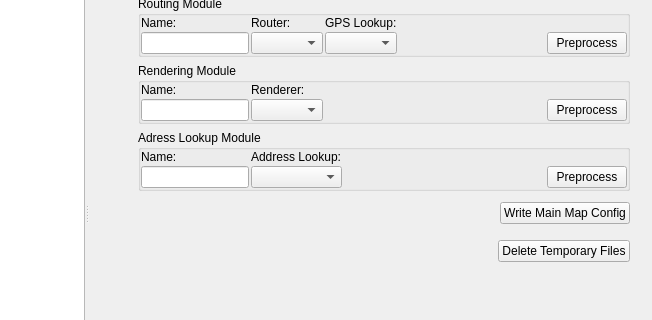
shentok/MoNav, file preprocessor/preprocessingwindow.ui: the form before one commit; both pictures show x 182 to 834 and y 93 to 413 of the 834 by 612 pixel window.
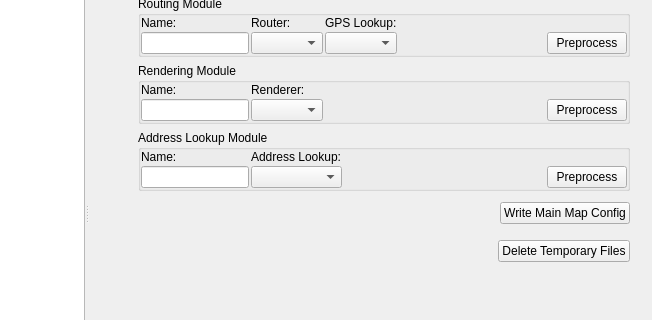
The form after the commit. The open tabs and pages were chosen to show the change. Icons and pictures are not drawn.

Commit message: fix typos in source code ---  preprocessor/preprocessingwindow.ui |    2 +-  utils/commandlineparser.cpp         |    2 +-  2 files changed, 2 insertions(+), 2 deletions(-)

```diff
--- a/preprocessor/preprocessingwindow.ui
+++ b/preprocessor/preprocessingwindow.ui
@@ -555,7 +555,7 @@
          <item row="3" column="1">
           <widget class="QGroupBox" name="groupBox_4">
            <property name="title">
-            <string>Adress Lookup Module</string>
+            <string>Address Lookup Module</string>
            </property>
            <layout class="QGridLayout" name="gridLayout_3">
             <property name="margin">
```
The commit also changes 1 other file.
